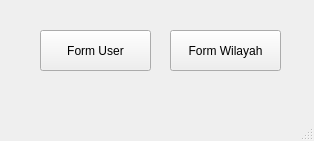
Old version of the form mainwindow.ui in the repository Yadija/tugas_visual_2.
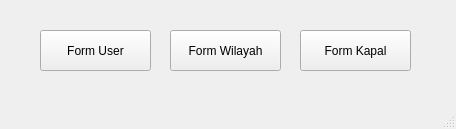
New version of the form.

Commit message: ⚒️build: make form kapal

```diff
--- a/mainwindow.ui
+++ b/mainwindow.ui
@@ -6,8 +6,8 @@
    <rect>
     <x>0</x>
     <y>0</y>
-    <width>314</width>
-    <height>141</height>
+    <width>456</width>
+    <height>129</height>
    </rect>
   </property>
   <property name="windowTitle">
@@ -40,6 +40,19 @@
      <string>Form Wilayah</string>
     </property>
    </widget>
+   <widget class="QPushButton" name="pushButtonFormKapal">
+    <property name="geometry">
+     <rect>
+      <x>300</x>
+      <y>30</y>
+      <width>111</width>
+      <height>41</height>
+     </rect>
+    </property>
+    <property name="text">
+     <string>Form Kapal</string>
+    </property>
+   </widget>
   </widget>
   <widget class="QMenuBar" name="menubar">
    <property name="geometry">
```
Left out of the diff: 2 changed lines with no effect on the pictures. The commit also changes 8 other files.
